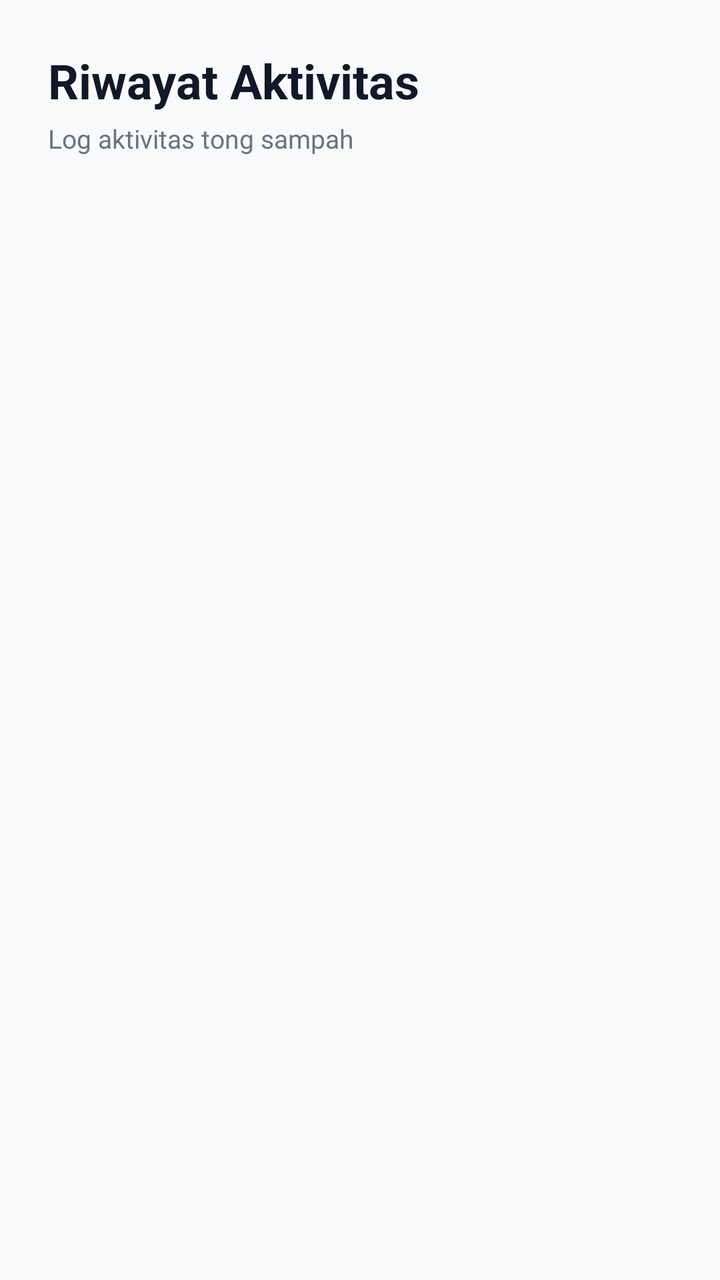
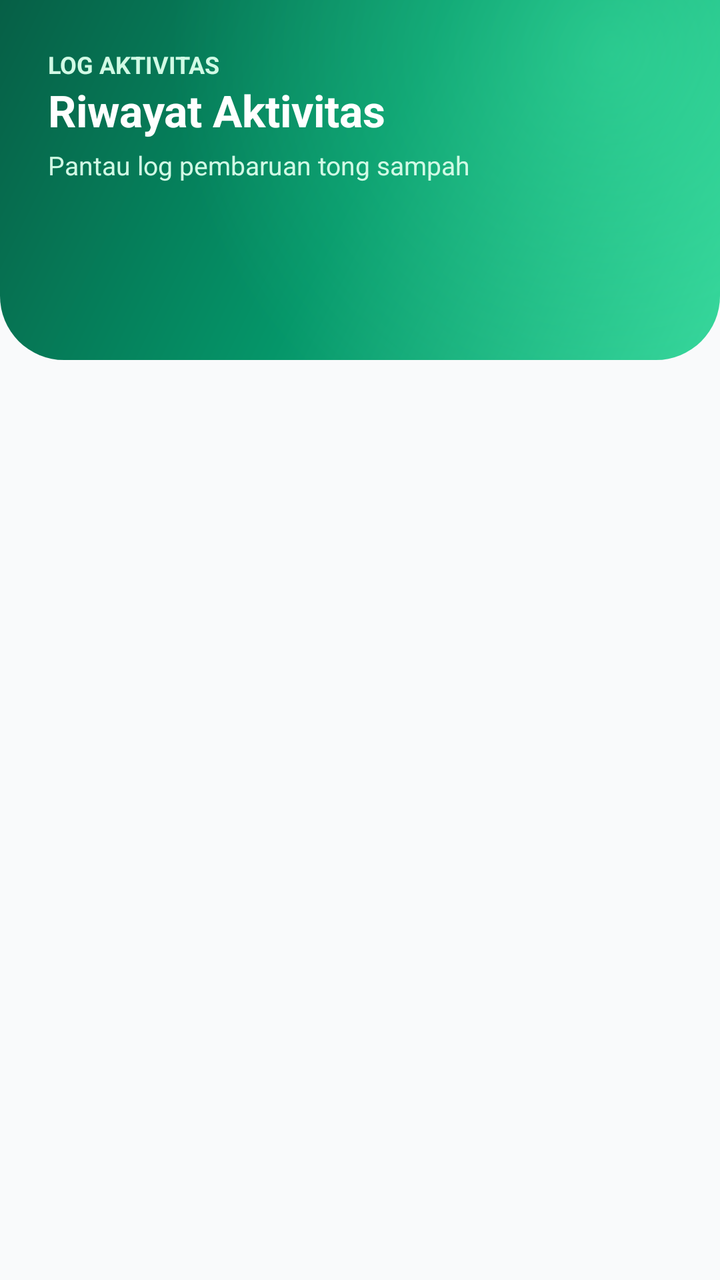

The first picture is an Android layout as it rendered before a commit; the second is the same layout after the commit. The layout source and the unified diff follow.
<!-- AndroidManifest.xml: application theme Theme.CleanBanar -->
<!-- res/layout/fragment_history.xml -->
<?xml version="1.0" encoding="utf-8"?>
<LinearLayout xmlns:android="http://schemas.android.com/apk/res/android"
    android:layout_width="match_parent"
    android:layout_height="match_parent"
    android:orientation="vertical"
    android:background="@color/gray_50">

    
    <LinearLayout
        android:layout_width="match_parent"
        android:layout_height="wrap_content"
        android:orientation="vertical"
        android:paddingHorizontal="24dp"
        android:paddingTop="24dp"
        android:paddingBottom="16dp">

        <TextView
            android:layout_width="wrap_content"
            android:layout_height="wrap_content"
            android:text="Riwayat Aktivitas"
            android:textStyle="bold"
            android:textSize="24sp"
            android:textColor="@color/gray_900" />

        <TextView
            android:layout_width="wrap_content"
            android:layout_height="wrap_content"
            android:text="Log aktivitas tong sampah"
            android:textSize="13sp"
            android:textColor="@color/gray_500"
            android:layout_marginTop="4dp" />
    </LinearLayout>

    
    <androidx.core.widget.NestedScrollView
        android:layout_width="match_parent"
        android:layout_height="match_parent">

        <FrameLayout
            android:layout_width="match_parent"
            android:layout_height="wrap_content">

            <LinearLayout
                android:id="@+id/historyListContainer"
                android:layout_width="match_parent"
                android:layout_height="wrap_content"
                android:orientation="vertical"
                android:paddingHorizontal="16dp"
                android:paddingBottom="24dp" />
                
            <ProgressBar
                android:id="@+id/progressBar"
                android:layout_width="wrap_content"
                android:layout_height="wrap_content"
                android:layout_gravity="center"
                android:layout_marginTop="50dp"/>
                
            <TextView
                android:id="@+id/tvError"
                android:layout_width="wrap_content"
                android:layout_height="wrap_content"
                android:layout_gravity="center"
                android:layout_marginTop="50dp"
                android:text="Gagal memuat data\nPeriksa koneksi Anda"
                android:gravity="center"
                android:visibility="gone"
                android:textColor="@color/gray_500" />
        </FrameLayout>
    </androidx.core.widget.NestedScrollView>
</LinearLayout>
<!-- resources referenced by this layout -->
<resources>
  <color name="gray_50">#f9fafb</color>
  <color name="gray_500">#6b7280</color>
  <color name="gray_900">#111827</color>
  <style name="Theme.CleanBanar" parent="Theme.MaterialComponents.Light.DarkActionBar">
          <item name="colorPrimary">@color/primary</item>
          <item name="colorPrimaryVariant">@color/primary_dark</item>
          <item name="colorOnPrimary">@color/white</item>
          <item name="colorSecondary">@color/secondary</item>
      </style>
  <color name="primary">#059669</color>
  <color name="primary_dark">#047857</color>
  <color name="white">#ffffff</color>
  <color name="secondary">#3b82f6</color>
</resources>

<!-- the commit's change to res/layout/fragment_history.xml (unified diff, before → after) -->
@@ -1,44 +1,79 @@
 <?xml version="1.0" encoding="utf-8"?>
-<LinearLayout xmlns:android="http://schemas.android.com/apk/res/android"
+<androidx.core.widget.NestedScrollView xmlns:android="http://schemas.android.com/apk/res/android"
+    xmlns:app="http://schemas.android.com/apk/res-auto"
+    xmlns:tools="http://schemas.android.com/tools"
     android:layout_width="match_parent"
     android:layout_height="match_parent"
-    android:orientation="vertical"
-    android:background="@color/gray_50">
+    android:background="@color/gray_50"
+    tools:context=".features.history.HistoryFragment">
 
-    
-    <LinearLayout
+    <androidx.constraintlayout.widget.ConstraintLayout
         android:layout_width="match_parent"
         android:layout_height="wrap_content"
-        android:orientation="vertical"
-        android:paddingHorizontal="24dp"
-        android:paddingTop="24dp"
-        android:paddingBottom="16dp">
+        android:paddingBottom="24dp">
+
+        
+        <FrameLayout
+            android:id="@+id/headerBlock"
+            android:layout_width="match_parent"
+            android:layout_height="180dp"
+            android:background="@drawable/header_gradient_bg"
+            app:layout_constraintTop_toTopOf="parent" />
+
+        <ImageView
+            android:id="@+id/ivLogoHistory"
+            android:layout_width="28dp"
+            android:layout_height="28dp"
+            android:src="@mipmap/ic_logo_cleanbanar"
+            android:scaleType="fitCenter"
+            android:layout_marginTop="24dp"
+            android:layout_marginEnd="24dp"
+            app:layout_constraintEnd_toEndOf="parent"
+            app:layout_constraintTop_toTopOf="parent"
+            android:contentDescription="CleanBanar" />
 
         <TextView
+            android:id="@+id/tvOverviewTitle"
+            android:layout_width="wrap_content"
+            android:layout_height="wrap_content"
+            android:text="LOG AKTIVITAS"
+            android:textColor="@color/emerald_100"
+            android:textSize="12sp"
+            android:textStyle="bold"
+            android:layout_marginStart="24dp"
+            android:layout_marginTop="24dp"
+            app:layout_constraintStart_toStartOf="parent"
+            app:layout_constraintTop_toTopOf="parent" />
+
+        <TextView
+            android:id="@+id/tvHistoryTitle"
             android:layout_width="wrap_content"
             android:layout_height="wrap_content"
             android:text="Riwayat Aktivitas"
+            android:textColor="@color/white"
+            android:textSize="22sp"
             android:textStyle="bold"
-            android:textSize="24sp"
-            android:textColor="@color/gray_900" />
+            app:layout_constraintStart_toStartOf="@id/tvOverviewTitle"
+            app:layout_constraintTop_toBottomOf="@id/tvOverviewTitle" />
 
         <TextView
+            android:id="@+id/tvSystemStatus"
             android:layout_width="wrap_content"
             android:layout_height="wrap_content"
-            android:text="Log aktivitas tong sampah"
+            android:text="Pantau log pembaruan tong sampah"
+            android:textColor="@color/emerald_100"
             android:textSize="13sp"
-            android:textColor="@color/gray_500"
-            android:layout_marginTop="4dp" />
-    </LinearLayout>
+            android:layout_marginTop="4dp"
+            app:layout_constraintStart_toStartOf="@id/tvHistoryTitle"
+            app:layout_constraintTop_toBottomOf="@id/tvHistoryTitle" />
 
-    
-    <androidx.core.widget.NestedScrollView
-        android:layout_width="match_parent"
-        android:layout_height="match_parent">
-
+        
         <FrameLayout
+            android:id="@+id/contentContainer"
             android:layout_width="match_parent"
-            android:layout_height="wrap_content">
+            android:layout_height="wrap_content"
+            android:layout_marginTop="-30dp"
+            app:layout_constraintTop_toBottomOf="@id/headerBlock">
 
             <LinearLayout
                 android:id="@+id/historyListContainer"
@@ -66,5 +101,6 @@
                 android:visibility="gone"
                 android:textColor="@color/gray_500" />
         </FrameLayout>
-    </androidx.core.widget.NestedScrollView>
-</LinearLayout>
+
+    </androidx.constraintlayout.widget.ConstraintLayout>
+</androidx.core.widget.NestedScrollView>
<!-- resource entries referenced after the edit -->
@@ -1,17 +1,60 @@
 <!-- resources referenced by this layout -->
 <resources>
+  <color name="emerald_100">#d1fae5</color>
   <color name="gray_50">#f9fafb</color>
   <color name="gray_500">#6b7280</color>
-  <color name="gray_900">#111827</color>
+  <color name="white">#ffffff</color>
+  <!-- drawable header_gradient_bg (drawable) -->
+  <?xml version="1.0" encoding="utf-8"?>
+  <layer-list xmlns:android="http://schemas.android.com/apk/res/android">
+      
+      <item>
+          <shape>
+              <gradient
+                  android:startColor="@color/emerald_400"
+                  android:centerColor="@color/emerald_600"
+                  android:endColor="@color/emerald_800"
+                  android:type="linear"
+                  android:angle="135"/>
+              <corners
+                  android:bottomLeftRadius="32dp"
+                  android:bottomRightRadius="32dp"/>
+          </shape>
+      </item>
+      
+      <item>
+          <shape>
+              <gradient
+                  android:startColor="#554dffb3"
+                  android:endColor="#00000000"
+                  android:type="radial"
+                  android:gradientRadius="220dp"
+                  android:centerX="85%"
+                  android:centerY="15%"/>
+              <corners
+                  android:bottomLeftRadius="32dp"
+                  android:bottomRightRadius="32dp"/>
+          </shape>
+      </item>
+  </layer-list>
+  <!-- mipmap ic_logo_cleanbanar (mipmap-anydpi-v26) -->
+  <?xml version="1.0" encoding="utf-8"?>
+  <adaptive-icon xmlns:android="http://schemas.android.com/apk/res/android">
+      <background android:drawable="@color/ic_logo_cleanbanar_background"/>
+      <foreground android:drawable="@mipmap/ic_logo_cleanbanar_foreground"/>
+  </adaptive-icon>
   <style name="Theme.CleanBanar" parent="Theme.MaterialComponents.Light.DarkActionBar">
           <item name="colorPrimary">@color/primary</item>
           <item name="colorPrimaryVariant">@color/primary_dark</item>
           <item name="colorOnPrimary">@color/white</item>
           <item name="colorSecondary">@color/secondary</item>
       </style>
+  <color name="emerald_400">#34d399</color>
+  <color name="emerald_600">#059669</color>
+  <color name="emerald_800">#065f46</color>
+  <color name="ic_logo_cleanbanar_background">#E3E3E3</color>
   <color name="primary">#059669</color>
   <color name="primary_dark">#047857</color>
-  <color name="white">#ffffff</color>
   <color name="secondary">#3b82f6</color>
 </resources>
 
